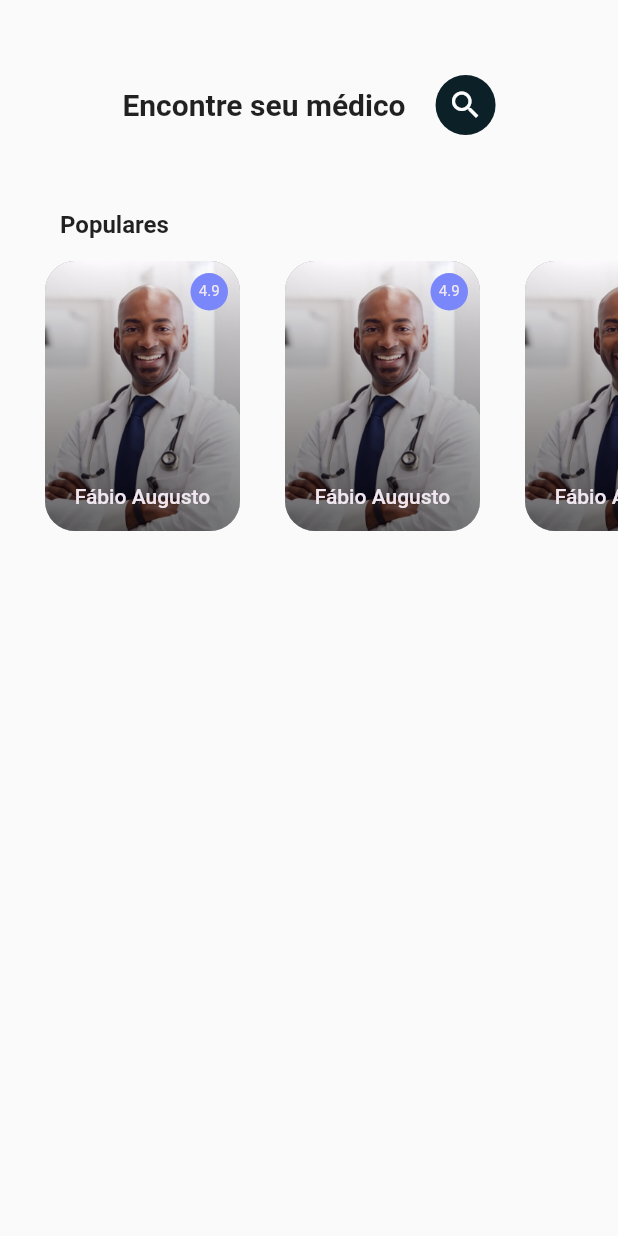
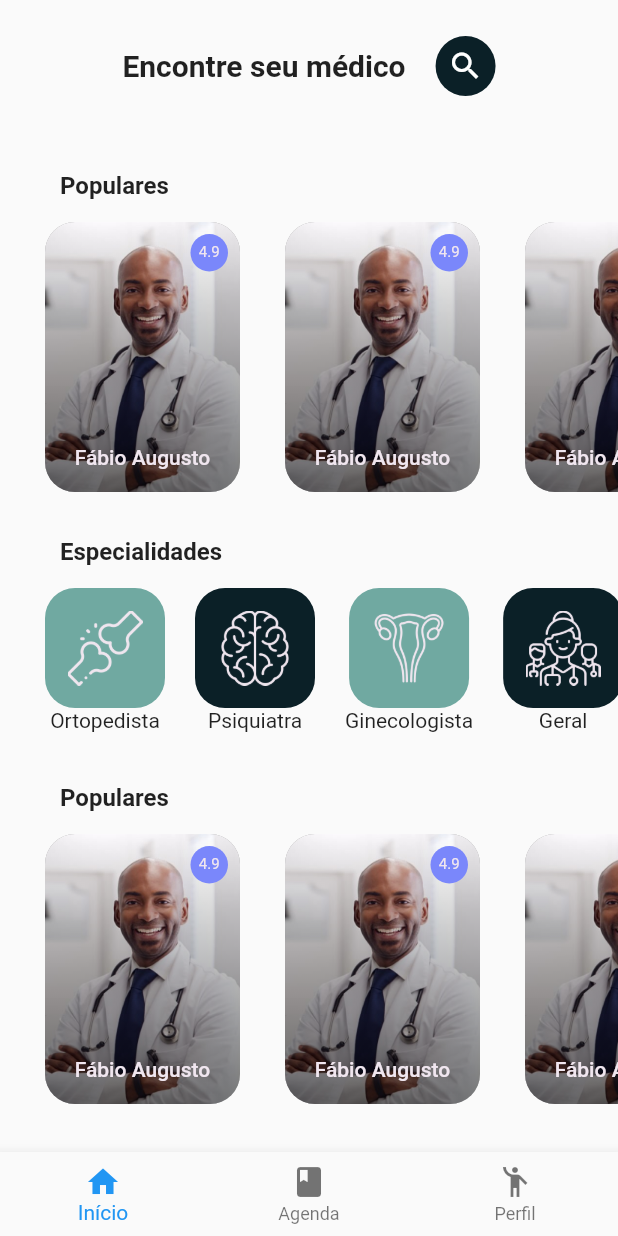
Before and after one commit to NatanBatista/syncrolife, a Flutter app: the screen it shows after launch, on a phone screen of 412 x 824 dp. Run offline on Flutter 3.47's test engine with Material 2 defaults, Android fonts, the phone set to English and light mode, and no system bars.

Commit message:
COMPONENTES PRINCIPAIS DA TELA INICIAL FINALIZADOS / ORGANIZAÇÃO EM WIDGETS SEPARADOS

```diff
--- /dev/null
+++ b/lib/layout.dart
@@ -0,0 +1,26 @@
+import 'package:flutter/material.dart';
+import 'package:flutter/src/widgets/framework.dart';
+import 'package:flutter/src/widgets/placeholder.dart';
+import 'package:syncrolife/pages/feed_page/feed_page.dart';
+
+class Layout extends StatefulWidget {
+  const Layout({super.key});
+
+  @override
+  State<Layout> createState() => _LayoutState();
+}
+
+class _LayoutState extends State<Layout> {
+  @override
+  Widget build(BuildContext context) {
+    return Scaffold(
+      bottomNavigationBar: BottomNavigationBar(elevation: 7, items: [
+        BottomNavigationBarItem(icon: Icon(Icons.home), label: 'Início'),
+        BottomNavigationBarItem(icon: Icon(Icons.book), label: 'Agenda'),
+        BottomNavigationBarItem(
+            icon: Icon(Icons.emoji_people), label: 'Perfil'),
+      ]),
+      body: FeedPage(),
+    );
+  }
+}
--- a/lib/main.dart
+++ b/lib/main.dart
@@ -1,5 +1,6 @@
 import 'package:flutter/material.dart';
-import 'package:syncrolife/pages/feed_page.dart';
+import 'package:syncrolife/layout.dart';
+import 'package:syncrolife/pages/feed_page/feed_page.dart';
 
 void main() {
   runApp(const MyApp());
@@ -12,6 +13,7 @@ class MyApp extends StatelessWidget {
   @override
   Widget build(BuildContext context) {
     return MaterialApp(
+      debugShowCheckedModeBanner: false,
       title: 'Flutter Demo',
       theme: ThemeData(
         // This is the theme of your application.
@@ -25,7 +27,7 @@ class MyApp extends StatelessWidget {
         // is not restarted.
         primarySwatch: Colors.blue,
       ),
-      home: FeedPage(),
+      home: Layout(),
     );
   }
 }
--- a/lib/pages/feed_page.dart
+++ /dev/null
@@ -1,134 +0,0 @@
-import 'package:flutter/material.dart';
-import 'package:flutter/src/widgets/framework.dart';
-import 'package:flutter/src/widgets/placeholder.dart';
-
-import '../styles.dart';
-
-class FeedPage extends StatefulWidget {
-  const FeedPage({super.key});
-
-  @override
-  State<FeedPage> createState() => _FeedPageState();
-}
-
-class _FeedPageState extends State<FeedPage> {
-  @override
-  Widget build(BuildContext context) {
-    return Scaffold(
-      body: Column(
-        children: [
-          Padding(
-            padding: const EdgeInsets.only(top: 50),
-            child: Row(
-              mainAxisAlignment: MainAxisAlignment.center,
-              children: [
-                Text(
-                  'Encontre seu médico',
-                  style: TextStyle(fontSize: 20, fontWeight: FontWeight.bold),
-                ),
-                SizedBox(
-                  width: 20,
-                ),
-                InkWell(
-                  child: Container(
-                    decoration: BoxDecoration(
-                        borderRadius: BorderRadius.circular(60),
-                        color: charlestonGreen),
-                    width: 40,
-                    height: 40,
-                    child: Icon(
-                      Icons.search,
-                      color: Colors.white,
-                    ),
-                  ),
-                ),
-              ],
-            ),
-          ),
-          Padding(
-            padding: const EdgeInsets.only(left: 40, top: 50, bottom: 15),
-            child: Row(
-              children: [
-                Text(
-                  'Populares',
-                  style: TextStyle(fontSize: 16, fontWeight: FontWeight.w700),
-                ),
-                Expanded(child: Container())
-              ],
-            ),
-          ),
-          SizedBox(
-            height: 180,
-            child: ListView.builder(
-              scrollDirection: Axis.horizontal,
-              itemCount: 20,
-              itemBuilder: (context, index) => Padding(
-                padding: const EdgeInsets.only(left: 30),
-                child: Container(
-                  width: 130,
-                  height: 180,
-                  decoration: BoxDecoration(
-                    color: Colors.grey,
-                    borderRadius: BorderRadius.circular(20),
-                  ),
-                  child: Stack(alignment: Alignment.center, children: [
-                    ClipRRect(
-                      borderRadius: BorderRadius.circular(20),
-//Imagem do médico
-                      child: Image.asset(
-                        'assets/images/medico.png',
-                        fit: BoxFit.cover,
-                      ),
-                    ),
-                    ClipRRect(
-                      borderRadius: BorderRadius.circular(20),
-                      child: Container(
-                        width: 130,
-                        height: 180,
-                        decoration: BoxDecoration(
-                          gradient: LinearGradient(
-                            begin: Alignment.topCenter,
-                            end: Alignment.bottomCenter,
-                            colors: [
-                              Colors.transparent,
-                              Colors.black54,
-                            ],
-                          ),
-                        ),
-                      ),
-                    ),
-                    Positioned(
-                      top: 8,
-                      right: 8,
-                      child: Container(
-                        width: 25,
-                        height: 25,
-                        decoration: BoxDecoration(
-                            color: cornflowerBlue,
-                            borderRadius: BorderRadius.circular(30)),
-                        alignment: Alignment.center,
-//Avaliação do médico
-                        child: Text(
-                          '4.9',
-                          style: TextStyle(fontSize: 10, color: lavenderBlush),
-                        ),
-                      ),
-                    ),
-                    Positioned(
-                      bottom: 15,
-                      child: Text('Fábio Augusto',
-                          style: TextStyle(
-                              fontSize: 14,
-                              color: lavenderBlush,
-                              fontWeight: FontWeight.w500)),
-                    )
-                  ]),
-                ),
-              ),
-            ),
-          ),
-        ],
-      ),
-    );
-  }
-}
--- /dev/null
+++ b/lib/pages/feed_page/feed_page.dart
@@ -0,0 +1,99 @@
+import 'package:flutter/material.dart';
+import 'package:flutter/src/widgets/framework.dart';
+import 'package:flutter/src/widgets/placeholder.dart';
+import 'package:syncrolife/pages/feed_page/widgets/categories_widget.dart';
+import 'package:syncrolife/pages/feed_page/widgets/doctors_list_widget.dart';
+
+import '../../styles.dart';
+
+class FeedPage extends StatefulWidget {
+  const FeedPage({super.key});
+
+  @override
+  State<FeedPage> createState() => _FeedPageState();
+}
+
+class _FeedPageState extends State<FeedPage> {
+  @override
+  Widget build(BuildContext context) {
+    return Scaffold(
+      body: ListView(
+        children: [
+          Padding(
+            padding: EdgeInsets.only(top: 24),
+            child: Row(
+              mainAxisAlignment: MainAxisAlignment.center,
+              children: [
+                Text(
+                  'Encontre seu médico',
+                  style: TextStyle(fontSize: 20, fontWeight: FontWeight.bold),
+                ),
+                SizedBox(
+                  width: 20,
+                ),
+                InkWell(
+                  child: Container(
+                    decoration: BoxDecoration(
+                        borderRadius: BorderRadius.circular(60),
+                        color: charlestonGreen),
+                    width: 40,
+                    height: 40,
+                    child: Icon(
+                      Icons.search,
+                      color: Colors.white,
+                    ),
+                  ),
+                ),
+              ],
+            ),
+          ),
+          Padding(
+            padding: const EdgeInsets.only(left: 40, top: 50, bottom: 15),
+            child: Row(
+              children: [subTitulos("Populares"), Expanded(child: Container())],
+            ),
+          ),
+          DoctorsListWidget([]),
+          Padding(
+            padding: const EdgeInsets.only(left: 40, top: 30, bottom: 15),
+            child: Row(
+              children: [
+                subTitulos("Especialidades"),
+                Expanded(child: Container())
+              ],
+            ),
+          ),
+          SizedBox(
+            height: 100,
+            child: ListView(
+              scrollDirection: Axis.horizontal,
+              children: [
+                SizedBox(
+                  width: 30,
+                ),
+                CategoriesWidget('Ortopedista', 'assets/icons/ortopedista.png',
+                    [], greenSheen),
+                CategoriesWidget('Psiquiatra', 'assets/icons/psiquiatra.png',
+                    [], charlestonGreen),
+                CategoriesWidget('Ginecologista',
+                    'assets/icons/ginecologista.png', [], greenSheen),
+                CategoriesWidget(
+                    'Geral', 'assets/icons/geral.png', [], charlestonGreen),
+              ],
+            ),
+          ),
+          Padding(
+            padding: const EdgeInsets.only(left: 40, top: 30, bottom: 15),
+            child: Row(
+              children: [subTitulos("Populares"), Expanded(child: Container())],
+            ),
+          ),
+          DoctorsListWidget([]),
+          SizedBox(
+            height: 30,
+          )
+        ],
+      ),
+    );
+  }
+}
--- /dev/null
+++ b/lib/pages/feed_page/widgets/categories_widget.dart
@@ -0,0 +1,25 @@
+import 'package:flutter/material.dart';
+
+import '../../../styles.dart';
+
+Widget CategoriesWidget(
+    String especialidade, String icone, List lista, Color cor) {
+  return Padding(
+    padding: const EdgeInsets.only(right: 20),
+    child: Column(
+      children: [
+        Container(
+          height: 80,
+          width: 80,
+          decoration: BoxDecoration(
+              color: cor, borderRadius: BorderRadius.circular(20)),
+          child: Padding(
+            padding: const EdgeInsets.all(15.0),
+            child: Image.asset(icone),
+          ),
+        ),
+        Text(especialidade),
+      ],
+    ),
+  );
+}
--- /dev/null
+++ b/lib/pages/feed_page/widgets/doctors_list_widget.dart
@@ -0,0 +1,76 @@
+import 'package:flutter/material.dart';
+
+import '../../../styles.dart';
+
+Widget DoctorsListWidget(List lista) {
+  return SizedBox(
+    height: 180,
+    child: ListView.builder(
+      scrollDirection: Axis.horizontal,
+      itemCount: 20,
+      itemBuilder: (context, index) => Padding(
+        padding: const EdgeInsets.only(left: 30),
+        child: Container(
+          width: 130,
+          height: 180,
+          decoration: BoxDecoration(
+            color: Colors.grey,
+            borderRadius: BorderRadius.circular(20),
+          ),
+          child: Stack(alignment: Alignment.center, children: [
+            ClipRRect(
+              borderRadius: BorderRadius.circular(20),
+//Imagem do médico
+              child: Image.asset(
+                'assets/images/medico.png',
+                fit: BoxFit.cover,
+              ),
+            ),
+            ClipRRect(
+              borderRadius: BorderRadius.circular(20),
+              child: Container(
+                width: 130,
+                height: 180,
+                decoration: BoxDecoration(
+                  gradient: LinearGradient(
+                    begin: Alignment.topCenter,
+                    end: Alignment.bottomCenter,
+                    colors: [
+                      Colors.transparent,
+                      Colors.black54,
+                    ],
+                  ),
+                ),
+              ),
+            ),
+            Positioned(
+              top: 8,
+              right: 8,
+              child: Container(
+                width: 25,
+                height: 25,
+                decoration: BoxDecoration(
+                    color: cornflowerBlue,
+                    borderRadius: BorderRadius.circular(30)),
+                alignment: Alignment.center,
+//Avaliação do médico
+                child: Text(
+                  '4.9',
+                  style: TextStyle(fontSize: 10, color: lavenderBlush),
+                ),
+              ),
+            ),
+            Positioned(
+              bottom: 15,
+              child: Text('Fábio Augusto',
+                  style: TextStyle(
+                      fontSize: 14,
+                      color: lavenderBlush,
+                      fontWeight: FontWeight.w500)),
+            )
+          ]),
+        ),
+      ),
+    ),
+  );
+}
--- a/lib/styles.dart
+++ b/lib/styles.dart
@@ -1,4 +1,6 @@
 import 'dart:ui';
+
+import 'package:flutter/material.dart';
 
 //PALETA DE CORES
 Color charlestonGreen = Color(0xFF0B2027);
@@ -8,3 +10,9 @@ Color lavenderBlush = Color(0xFFF0E6EF);
 Color lightRed = Color(0xFFEF6461);
 
 //FONTES PREDEFINIDAS
+Text subTitulos(String texto) {
+  return Text(
+    texto,
+    style: TextStyle(fontSize: 16, fontWeight: FontWeight.w700),
+  );
+}
--- a/pubspec.yaml
+++ b/pubspec.yaml
@@ -47,6 +47,7 @@ dev_dependencies:
   # package. See that file for information about deactivating specific lint
   # rules and activating additional ones.
   flutter_lints: ^2.0.0
+  flutter_screenutil:
 
 # For information on the generic Dart part of this file, see the
 # following page: https://dart.dev/tools/pub/pubspec
@@ -63,6 +64,7 @@ flutter:
   assets:
 
     - assets/images/
+    - assets/icons/
 
   # An image asset can refer to one or more resolution-specific "variants", see
   # https://flutter.dev/assets-and-images/#resolution-aware
```
Also changed, not shown: assets/icons/geral.png (added), assets/icons/ginecologista.png (added), assets/icons/ortopedista.png (added), assets/icons/psiquiatra.png (added), pubspec.lock.
